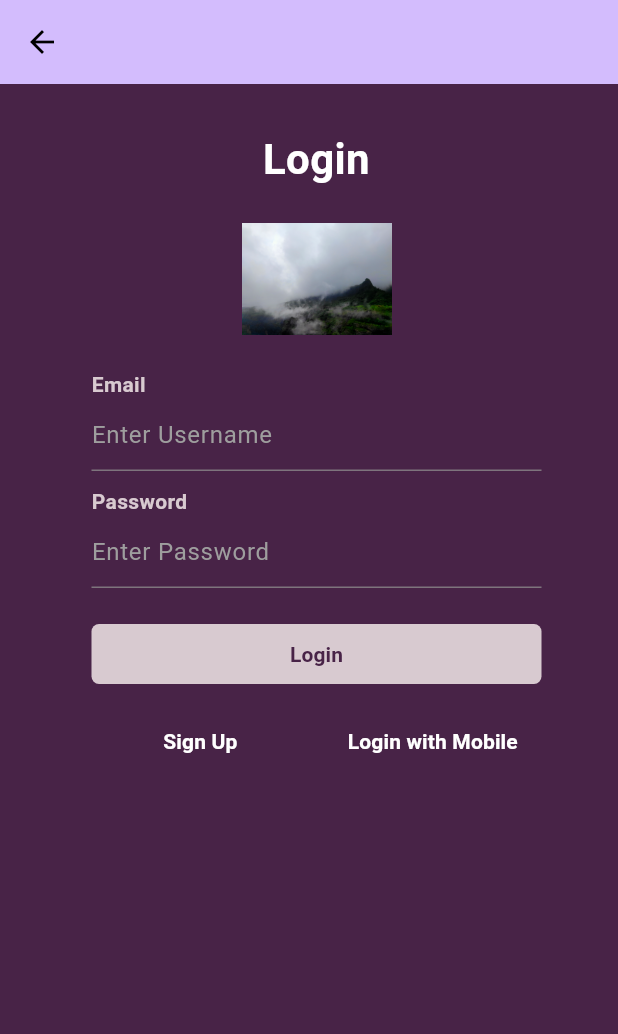
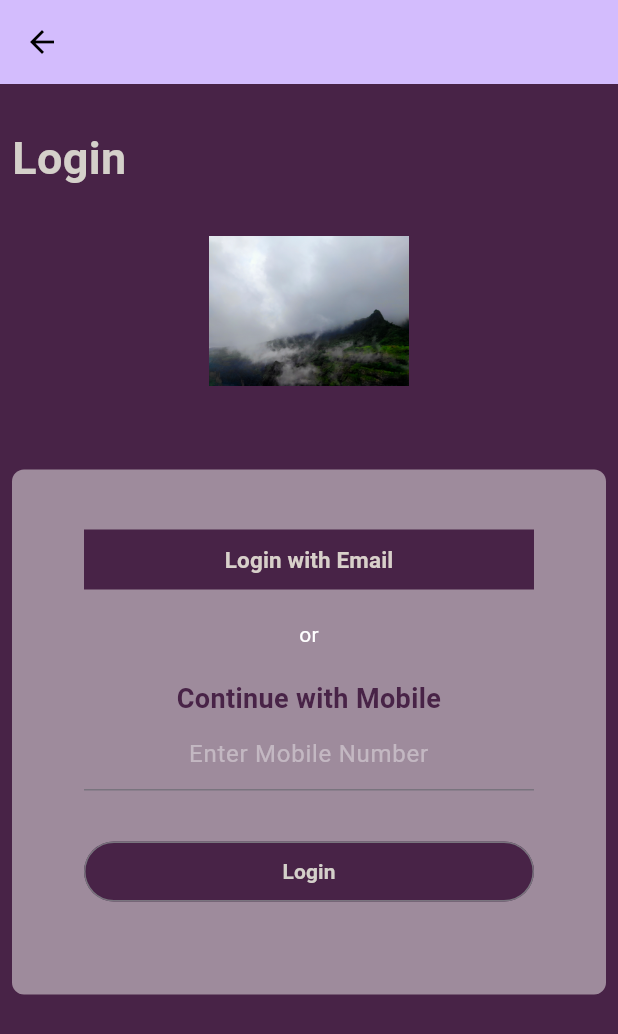
Before and after one commit to veddange/demo, a Flutter app: the screen it shows after launch, in the side drawer, after a tap on "Login", on a phone screen of 412 x 824 dp. Shown: the top 1034 px of the screen. Run offline on Flutter 3.47's test engine with Material 3 defaults, Android fonts, the light colour scheme and no system bars.

Commit message:
signup & mobilelogin design

```diff
--- a/lib/Authentication/mobile_number.dart
+++ b/lib/Authentication/mobile_number.dart
@@ -1,8 +1,9 @@
+import 'package:demo/Authentication/login.dart';
 import 'package:demo/Authentication/otp.dart';
 import "package:flutter/material.dart";
 
-class MyWidget extends StatefulWidget {
-  const MyWidget({super.key});
+class MobileLoginState extends StatefulWidget {
+  const MobileLoginState({super.key});
 
   // immutable Widget
   @override
@@ -14,7 +15,7 @@ class MyWidget extends StatefulWidget {
   }
 }
 
-class MobileLogin extends State<MyWidget> {
+class MobileLogin extends State<MobileLoginState> {
   TextEditingController txtMobileNumber = TextEditingController();
   var isHover = false;
   // const MobileLogin({super.key});
@@ -35,11 +36,74 @@ class MobileLogin extends State<MyWidget> {
         ),
         backgroundColor: const Color.fromARGB(255, 72, 35, 71),
         body: Center(
+            child: Padding(
+          padding: const EdgeInsets.all(8.0),
           child: Column(
-          mainAxisAlignment: MainAxisAlignment.center,
+            mainAxisAlignment: MainAxisAlignment.start,
+            crossAxisAlignment: CrossAxisAlignment.stretch,
             children: <Widget>[
               const SizedBox(
+                height: 20,
+              ),
+              const Text(
+                "Login",
+                textAlign: TextAlign.start,
+                style: TextStyle(
+                    color: Color.fromARGB(255, 212, 208, 202),
+                    fontSize: 30,
+                    fontWeight: FontWeight.bold),
+              ),
+              const SizedBox(
                 height: 30,
+              ),
+              Image.asset(
+                "assets/nature.jpg",
+                width: 100,
+                height: 100,
+              ),
+              SizedBox(
+                height: MediaQuery.of(context).size.height / 4 - 150,
+              ),
+              Container(
+                height: 350,
+                width: 350,
+                decoration: BoxDecoration(
+                    color: const Color.fromARGB(255, 216, 208, 212)
+                        .withOpacity(0.6),
+                    shape: BoxShape.rectangle,
+                    borderRadius: const BorderRadius.all(Radius.circular(8.0))),
+                child: Column(
+                  children: [
+                    const SizedBox(
+                      height: 40,
+                    ),
+                    Container(
+                      height: 40,
+                      width: 300,
+                      decoration: const BoxDecoration(
+                          color: Color.fromARGB(255, 72, 35, 71)),
+                      child: TextButton(
+                          onPressed: () {
+                            Navigator.of(context).push(MaterialPageRoute(
+                                builder: (context) => const LoginState()));
+                          },
+                          child: const Text(
+                            "Login with Email",
+                            style: TextStyle(
+                                fontSize: 15,
+                                fontWeight: FontWeight.w600,
+                                color: Color.fromARGB(255, 216, 208, 202)),
+                          )),
+                    ),
+                    const SizedBox(
+                      height: 20,
+                    ),
+                    const Text(
+                      "or",
+                      style: TextStyle(color: Colors.white),
+                    ),
+                    const SizedBox(
+                      height: 20,
                     ),
                     const SizedBox(
                       width: 300,
@@ -47,25 +111,14 @@ class MobileLogin extends State<MyWidget> {
                         "Continue with Mobile",
                         textAlign: TextAlign.center,
                         style: TextStyle(
-                    color: Colors.white,
-                    fontSize: 28,
+                            color: Color.fromARGB(255, 72, 35, 71),
+                            fontSize: 18,
                             fontWeight: FontWeight.bold),
                       ),
                     ),
-            const SizedBox(
-              height: 50,
-            ),
-            const SizedBox(
-              width: 300,
-              child: Text(
-                "Enter your mobile number to continue:",
-                textAlign: TextAlign.left,
-                style: TextStyle(
-                  color: Colors.white,
-                  fontWeight: FontWeight.bold,
-                ),
-              ),
-            ),
+                    // const SizedBox(
+                    //   height: 50,
+                    // ),
                     SizedBox(
                       width: 300,
                       child: TextField(
@@ -78,10 +131,11 @@ class MobileLogin extends State<MyWidget> {
                             hintStyle: TextStyle(
                               color: Colors.white38,
                             )),
+                        textAlign: TextAlign.center,
                       ),
                     ),
                     const SizedBox(
-              height: 20,
+                      height: 30,
                     ),
                     SizedBox(
                       width: 300,
@@ -91,20 +145,21 @@ class MobileLogin extends State<MyWidget> {
                                 builder: (context) => const OtpState()));
                           },
                           style: const ButtonStyle(
-                      overlayColor: MaterialStatePropertyAll(Colors.cyan),
-                      foregroundColor: MaterialStatePropertyAll(Colors.black),
-                      backgroundColor:
-                          MaterialStatePropertyAll(Colors.cyanAccent),
-                      side: MaterialStatePropertyAll(BorderSide(
-                        color: Colors.lightBlueAccent,
-                      ))),
+                            foregroundColor: MaterialStatePropertyAll(
+                                Color.fromARGB(255, 212, 208, 202)),
+                            backgroundColor: MaterialStatePropertyAll(
+                                Color.fromARGB(255, 72, 35, 71)),
+                          ),
                           child: const Text(
                             "Login",
                             style: TextStyle(fontWeight: FontWeight.bold),
                           )),
                     ),
-            const Spacer()
                   ],
+                ),
+              ),
+            ],
+          ),
         )),
       ),
     );
--- a/lib/Navigation Drawer Screens/navigation drawer/navigation_drawer.dart
+++ b/lib/Navigation Drawer Screens/navigation drawer/navigation_drawer.dart
@@ -1,4 +1,4 @@
-import 'package:demo/Authentication/login.dart';
+import 'package:demo/Authentication/mobile_number.dart';
 import 'package:demo/Navigation%20Drawer%20Screens/about_us.dart';
 import 'package:demo/Navigation%20Drawer%20Screens/faq.dart';
 import 'package:demo/Navigation%20Drawer%20Screens/feedback.dart';
@@ -65,7 +65,7 @@ class NavigationDrawe extends State<NavState> {
                     ),
                     onPressed: () {
                       Navigator.of(context).push(MaterialPageRoute(
-                      builder: (context) => const LoginState()));
+                      builder: (context) => const MobileLoginState()));
                     },
                     child:  const Text(
                       "Login",
```
Also changed, not shown: lib/Authentication/login.dart (+23 -22 lines), lib/Authentication/signup.dart (+97 -27 lines). Lines whose indentation alone changed are shown as unchanged.
